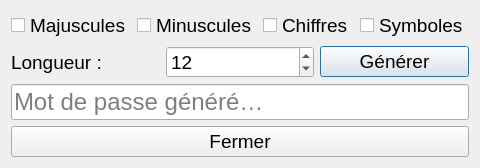
Above: dialogs/generateur_mdp.ui from dohan2016/DolittaDeposit before the change. Below: the same form after it.
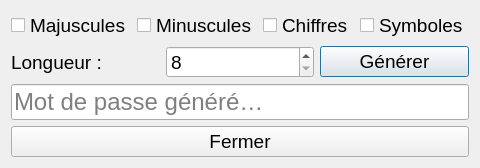
That is the form after the change.

What changed in the file:
```diff
--- a/dialogs/generateur_mdp.ui
+++ b/dialogs/generateur_mdp.ui
@@ -31,9 +31,9 @@
        <property name="text"><string>Longueur :</string></property></widget></item>
      <item><widget class="QSpinBox" name="spinLongueur">
        <property name="font"><font><pointsize>14</pointsize></font></property>
-       <property name="minimum"><number>6</number></property>
+       <property name="minimum"><number>8</number></property>
        <property name="maximum"><number>64</number></property>
-       <property name="value"><number>12</number></property></widget></item>
+       <property name="value"><number>8</number></property></widget></item>
      <item><widget class="QPushButton" name="btnGenerer">
        <property name="font"><font><pointsize>14</pointsize></font></property>
        <property name="text"><string>Générer</string></property></widget></item>
```
